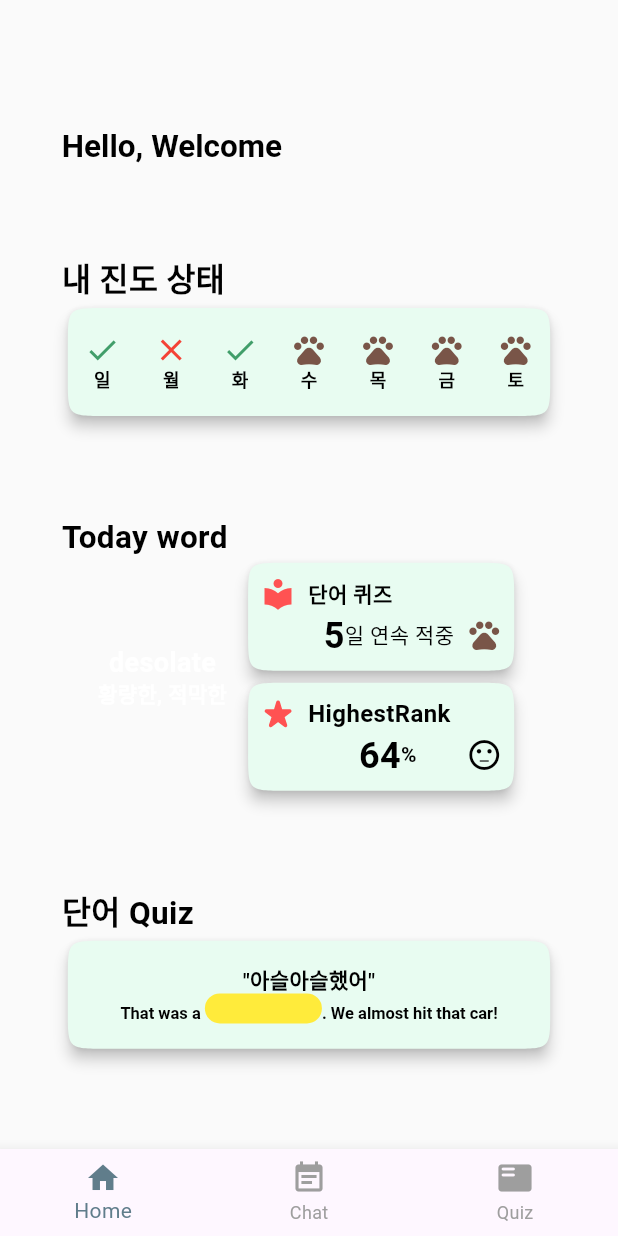
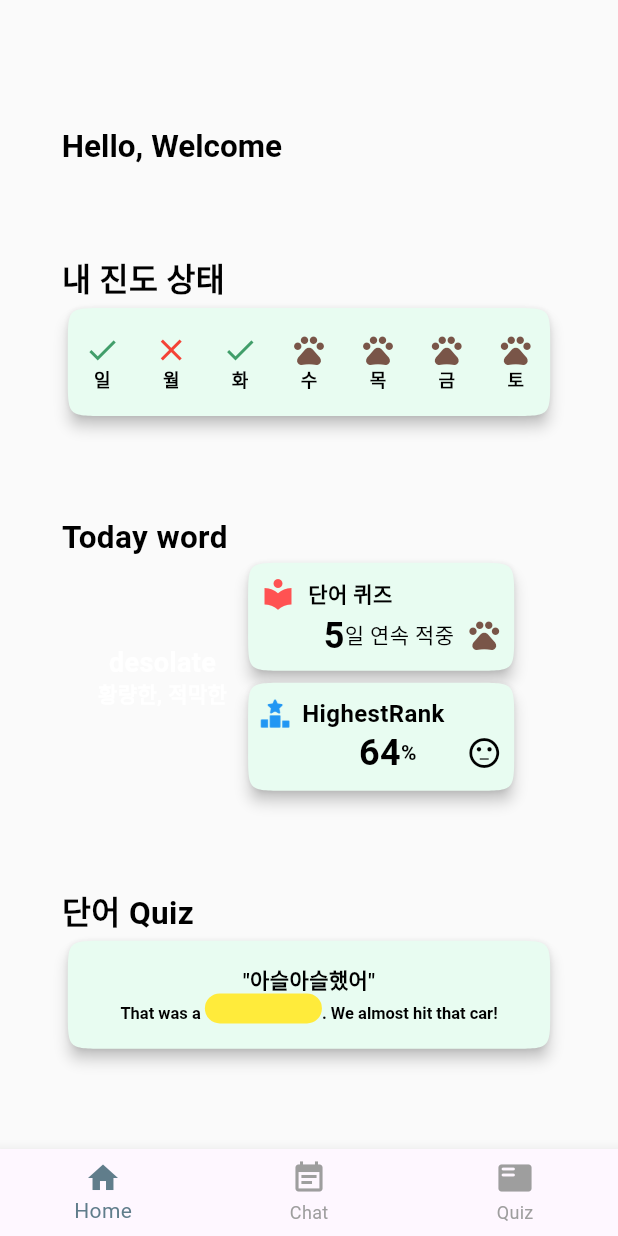
Before and after one commit to OpenBible3438/speaksafari, a Flutter app: the screen it shows after launch, on a phone screen of 412 x 824 dp. Run offline on Flutter 3.47's test engine with Material 3 defaults, Android fonts, the phone set to English and light mode, and no system bars; drawn by our look-alikes of animated_text_kit; our stand-ins replace firebase_core, flutter_riverpod, flutter_svg, google_sign_in; accounts and stored records are empty; Roboto replaces fonts that are missing (soyo_maple).

Commit message:
20240307 won :: feat
- icon image 추가
- rank 추가

```diff
--- a/lib/src/view/main/home/home_page.dart
+++ b/lib/src/view/main/home/home_page.dart
@@ -43,6 +43,8 @@ class HomePage extends StatelessWidget {
                   },
                 ),
               ),
+
+
             ],
           ),
         ),
@@ -246,9 +248,12 @@ class HomePage extends StatelessWidget {
                         children: [
                           Row(
                             children: [
-                              const AssetIcon(
-                                "star",
-                                color: Colors.redAccent,
+                              SizedBox(
+                                width: 20,
+                                height: 20,
+                                child: Image.asset('assets/icons/rankimage.png',
+                                  color: Colors.blue,
+                                ),
                               ),
                               Padding(
                                 padding: EdgeInsets.only(left: 8.0),
```
Also changed, not shown: assets/icons/rankimage.png (added), 1 other file.
